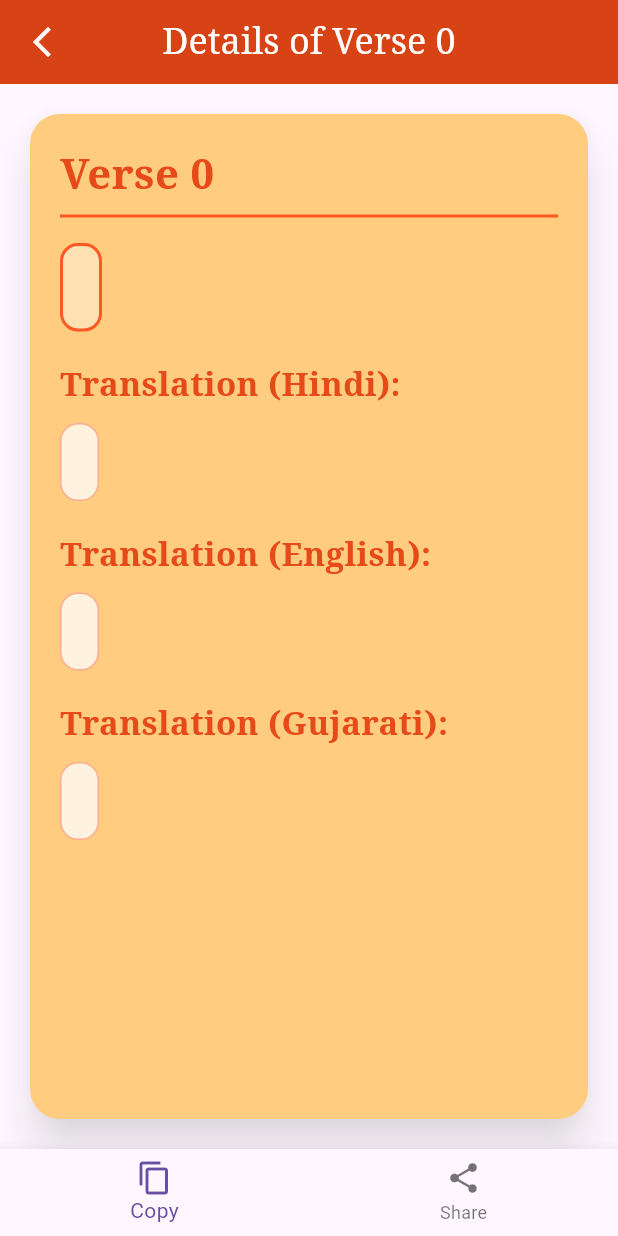
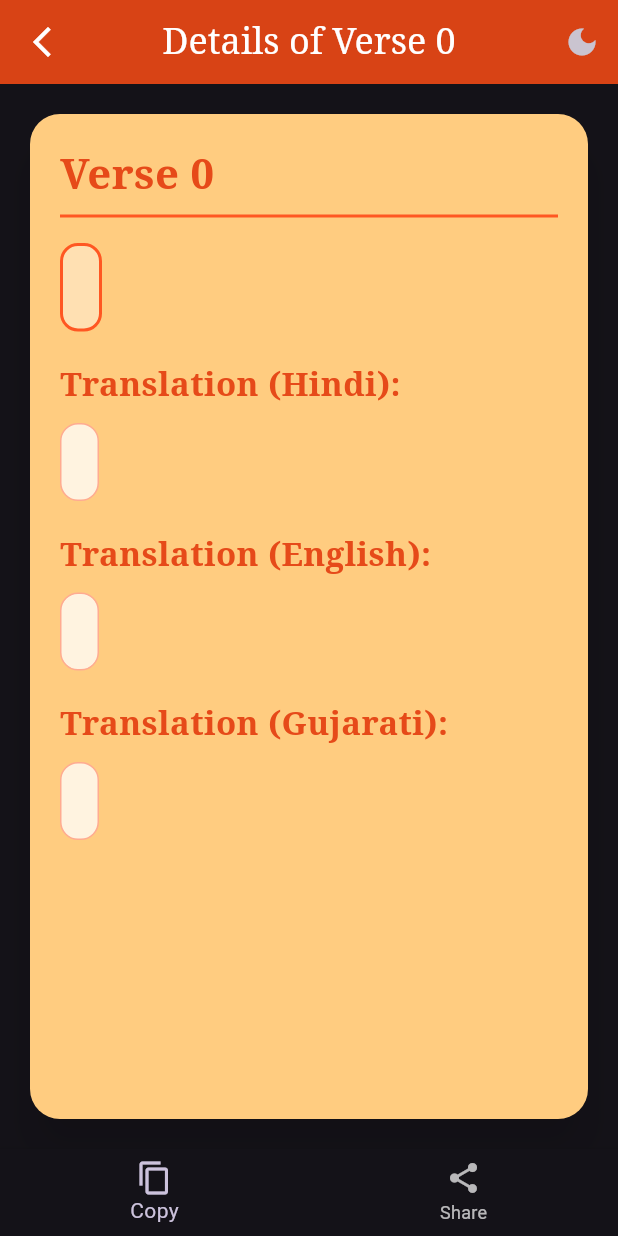
Before and after one commit to kunal-gangani/Vishnu_Purana_Application, a Flutter app: the DetailPage screen opened directly with empty values, on a phone screen of 412 x 824 dp. Run offline on Flutter 3.47's test engine with Material 3 defaults, Android fonts, the phone set to English and light mode, and no system bars; our stand-ins replace flutter_screenutil, google_fonts, share_plus; missing offline and left inert: flexify.

Commit message:
17-11-2024

```diff
--- a/lib/Controllers/purana_controllers.dart
+++ b/lib/Controllers/purana_controllers.dart
@@ -7,31 +7,36 @@ class PuranaControllers extends ChangeNotifier {
   List<Shloka> allShlokas = [];
   List<Shloka> filteredShlokas = [];
   String selectedLanguage = 'Hindi';
-  Map<int, bool> showTranslations =
-      {}; // Track visibility of translations per shloka
+  Map<int, bool> showTranslations = {};
+  late VishnuPurana vishnuPurana;
 
+  // Decode JSON Data
   Future<void> jsonEncode() async {
     String jsonPath = "assets/Json/main.json";
     String jsonData = await rootBundle.loadString(jsonPath);
     Map<String, dynamic> jsonList = jsonDecode(jsonData);
     PuranasModel allData = PuranasModel.fromJson(json: jsonList);
 
-    allShlokas = allData.vishnuPurana.shlokas;
-    filteredShlokas = List.from(allShlokas); // Initialize filteredShlokas
+    vishnuPurana = allData.vishnuPurana;
+    allShlokas = vishnuPurana.shlokas ?? [];
+    filteredShlokas = List.from(allShlokas);
     notifyListeners();
   }
 
+  // Toggle the visibility of translation for a particular Shloka
+  void toggleTranslationVisibility(int index) {
+    showTranslations[index] = !(showTranslations[index] ?? false);
+    notifyListeners();
+  }
+
+  // Change the Shloka Language
   void changeLanguage(String language) {
     selectedLanguage = language;
     filterShlokas();
     notifyListeners();
   }
 
-  void toggleTranslationVisibility(int index) {
-    showTranslations[index] = !(showTranslations[index] ?? false);
-    notifyListeners();
-  }
-
+  // Get the Shloka Translation in selected Language
   String getTranslation(int index) {
     final shloka = filteredShlokas[index];
     switch (selectedLanguage) {
@@ -46,6 +51,7 @@ class PuranaControllers extends ChangeNotifier {
     }
   }
 
+  // Get All Translations in Remaining Languages
   List<String> getOtherTranslations(int index) {
     final shloka = filteredShlokas[index];
     return [
@@ -59,12 +65,13 @@ class PuranaControllers extends ChangeNotifier {
     return showTranslations[index] ?? false;
   }
 
+  // Filter the Shlokas
   void filterShlokas() {
     filteredShlokas = allShlokas;
     notifyListeners();
   }
 
-  //Search for a particular by verse number
+  // Search for a particular Shloka by verse number
   void searchShloka(String verseNumber) {
     if (verseNumber.isEmpty) {
       filteredShlokas = allShlokas;
@@ -76,7 +83,7 @@ class PuranaControllers extends ChangeNotifier {
     notifyListeners();
   }
 
-  //To Refresh the page after searching a verse
+  // To Refresh the page after searching a verse
   void refreshShlokas() {
     filteredShlokas = List.from(allShlokas);
     notifyListeners();
--- /dev/null
+++ b/lib/Controllers/theme_controller.dart
@@ -0,0 +1,16 @@
+import 'package:flutter/material.dart';
+
+class ThemeController with ChangeNotifier {
+  bool isDarkMode;
+
+  ThemeController({required this.isDarkMode});
+
+  ThemeData get theme {
+    return isDarkMode ? ThemeData.dark() : ThemeData.light();
+  }
+
+  void toggleTheme() {
+    isDarkMode = !isDarkMode;
+    notifyListeners();
+  }
+}
--- a/lib/Models/puranas_model.dart
+++ b/lib/Models/puranas_model.dart
@@ -46,7 +46,7 @@ class VishnuPurana {
 class Shloka {
   int verse;
   String sanskrit;
-  Title translation; // This will hold translations in all languages
+  Title translation;
 
   Shloka({
     required this.verse,
--- /dev/null
+++ b/lib/Views/DetailPage/Components/translation_section.dart
@@ -0,0 +1,46 @@
+import 'package:flutter/material.dart';
+import 'package:google_fonts/google_fonts.dart';
+import 'package:flutter_screenutil/flutter_screenutil.dart';
+
+Widget translationSection(
+  BuildContext context, {
+  required String title,
+  required String translation,
+}) {
+  return Column(
+    crossAxisAlignment: CrossAxisAlignment.start,
+    children: [
+      Text(
+        title,
+        style: GoogleFonts.notoSerif(
+          fontSize: 22.sp,
+          fontWeight: FontWeight.bold,
+          color: Colors.deepOrange.shade700,
+        ),
+      ),
+      SizedBox(
+        height: 10.h,
+      ),
+      Container(
+        padding: EdgeInsets.all(12.sp),
+        decoration: BoxDecoration(
+          color: Colors.orange.shade50,
+          borderRadius: BorderRadius.circular(12),
+          border: Border.all(
+            color: Colors.deepOrange.shade200,
+            width: 1,
+          ),
+        ),
+        child: Text(
+          translation,
+          style: GoogleFonts.notoSerif(
+            fontSize: 18.sp,
+            color: Colors.brown.shade900,
+            fontWeight: FontWeight.w600,
+          ),
+          textAlign: TextAlign.justify,
+        ),
+      ),
+    ],
+  );
+}
--- a/lib/Views/DetailPage/detail_page.dart
+++ b/lib/Views/DetailPage/detail_page.dart
@@ -2,9 +2,13 @@ import 'package:flexify/flexify.dart';
 import 'package:flutter/material.dart';
 import 'package:google_fonts/google_fonts.dart';
 import 'package:flutter_screenutil/flutter_screenutil.dart';
-import 'package:flutter/services.dart'; // Required for clipboard
-import 'package:share_plus/share_plus.dart'; // Required for sharing
+import 'package:flutter/services.dart';
+import 'package:provider/provider.dart';
+import 'package:share_plus/share_plus.dart';
+import 'package:vishnu_purana_application/Controllers/purana_controllers.dart';
+import 'package:vishnu_purana_application/Controllers/theme_controller.dart';
 import 'package:vishnu_purana_application/Models/puranas_model.dart';
+import 'package:vishnu_purana_application/Views/DetailPage/Components/translation_section.dart';
 
 class DetailPage extends StatelessWidget {
   final Shloka shloka;
@@ -32,11 +36,26 @@ class DetailPage extends StatelessWidget {
             color: Colors.white,
           ),
         ),
+        actions: [
+          IconButton(
+            onPressed: () {
+              Provider.of<ThemeController>(context, listen: false)
+                  .toggleTheme();
+            },
+            icon: Icon(
+              Provider.of<ThemeController>(context).isDarkMode
+                  ? Icons.dark_mode
+                  : Icons.light_mode,
+            ),
+          )
+        ],
         centerTitle: true,
       ),
       body: Center(
         child: Padding(
-          padding: EdgeInsets.all(16.0.sp),
+          padding: EdgeInsets.all(
+            16.0.sp,
+          ),
           child: Card(
             shape: RoundedRectangleBorder(
               borderRadius: BorderRadius.circular(20),
@@ -58,13 +77,18 @@ class DetailPage extends StatelessWidget {
                       color: Colors.deepOrange.shade700,
                     ),
                   ),
-                  const Divider(color: Colors.deepOrange, thickness: 2),
+                  const Divider(
+                    color: Colors.deepOrange,
+                    thickness: 2,
+                  ),
                   SizedBox(
                     height: 10.h,
                   ),
                   // Sanskrit verse
                   Container(
-                    padding: EdgeInsets.all(12.sp),
+                    padding: EdgeInsets.all(
+                      12.sp,
+                    ),
                     decoration: BoxDecoration(
                       color: Colors.orange.shade100,
                       borderRadius: BorderRadius.circular(12),
@@ -87,7 +111,7 @@ class DetailPage extends StatelessWidget {
                     height: 20.h,
                   ),
                   // Hindi Translation
-                  _buildTranslationSection(
+                  translationSection(
                     context,
                     title: 'Translation (Hindi):',
                     translation: shloka.translation.hindi,
@@ -96,7 +120,7 @@ class DetailPage extends StatelessWidget {
                     height: 20.h,
                   ),
                   // English Translation
-                  _buildTranslationSection(
+                  translationSection(
                     context,
                     title: 'Translation (English):',
                     translation: shloka.translation.english,
@@ -105,7 +129,7 @@ class DetailPage extends StatelessWidget {
                     height: 20.h,
                   ),
                   // Gujarati Translation
-                  _buildTranslationSection(
+                  translationSection(
                     context,
                     title: 'Translation (Gujarati):',
                     translation: shloka.translation.gujarati,
@@ -116,14 +140,20 @@ class DetailPage extends StatelessWidget {
           ),
         ),
       ),
-      bottomNavigationBar: BottomNavigationBar(
-        items: [
+      bottomNavigationBar:
+          Consumer<PuranaControllers>(builder: (context, value, _) {
+        return BottomNavigationBar(
+          items: const [
             BottomNavigationBarItem(
-            icon: Icon(Icons.copy),
+              icon: Icon(
+                Icons.copy,
+              ),
               label: 'Copy',
             ),
             BottomNavigationBarItem(
-            icon: Icon(Icons.share),
+              icon: Icon(
+                Icons.share,
+              ),
               label: 'Share',
             ),
           ],
@@ -135,7 +165,10 @@ class DetailPage extends StatelessWidget {
                 const SnackBar(
                   content: Text(
                     'Verse copied to clipboard!',
+                    style: TextStyle(color: Colors.white),
                   ),
+                  backgroundColor: Colors.green,
+                  duration: Duration(seconds: 2),
                 ),
               );
             } else if (index == 1) {
@@ -145,50 +178,8 @@ class DetailPage extends StatelessWidget {
               );
             }
           },
-      ),
         );
-  }
-
-  Widget _buildTranslationSection(
-    BuildContext context, {
-    required String title,
-    required String translation,
-  }) {
-    return Column(
-      crossAxisAlignment: CrossAxisAlignment.start,
-      children: [
-        Text(
-          title,
-          style: GoogleFonts.notoSerif(
-            fontSize: 22.sp,
-            fontWeight: FontWeight.bold,
-            color: Colors.deepOrange.shade700,
-          ),
-        ),
-        SizedBox(
-          height: 10.h,
-        ),
-        Container(
-          padding: EdgeInsets.all(12.sp),
-          decoration: BoxDecoration(
-            color: Colors.orange.shade50,
-            borderRadius: BorderRadius.circular(12),
-            border: Border.all(
-              color: Colors.deepOrange.shade200,
-              width: 1,
-            ),
-          ),
-          child: Text(
-            translation,
-            style: GoogleFonts.notoSerif(
-              fontSize: 18.sp,
-              color: Colors.brown.shade900,
-              fontWeight: FontWeight.w600,
-            ),
-            textAlign: TextAlign.justify,
-          ),
-        ),
-      ],
+      }),
     );
   }
 }
--- a/lib/main.dart
+++ b/lib/main.dart
@@ -1,6 +1,7 @@
 import 'package:flutter/material.dart';
 import 'package:vishnu_purana_application/my_app.dart';
 
+bool? isTheme;
 void main() {
   runApp(
     const MyApp(),
```
Also changed, not shown: lib/Models/theme_model.dart (added, +7 -0 lines), lib/Views/FavouritesPage/favourites_page.dart (added, +101 -0 lines), lib/Views/HomePage/home_page.dart (+11 -7 lines), lib/my_app.dart (+16 -10 lines). Lines whose indentation alone changed are shown as unchanged.
